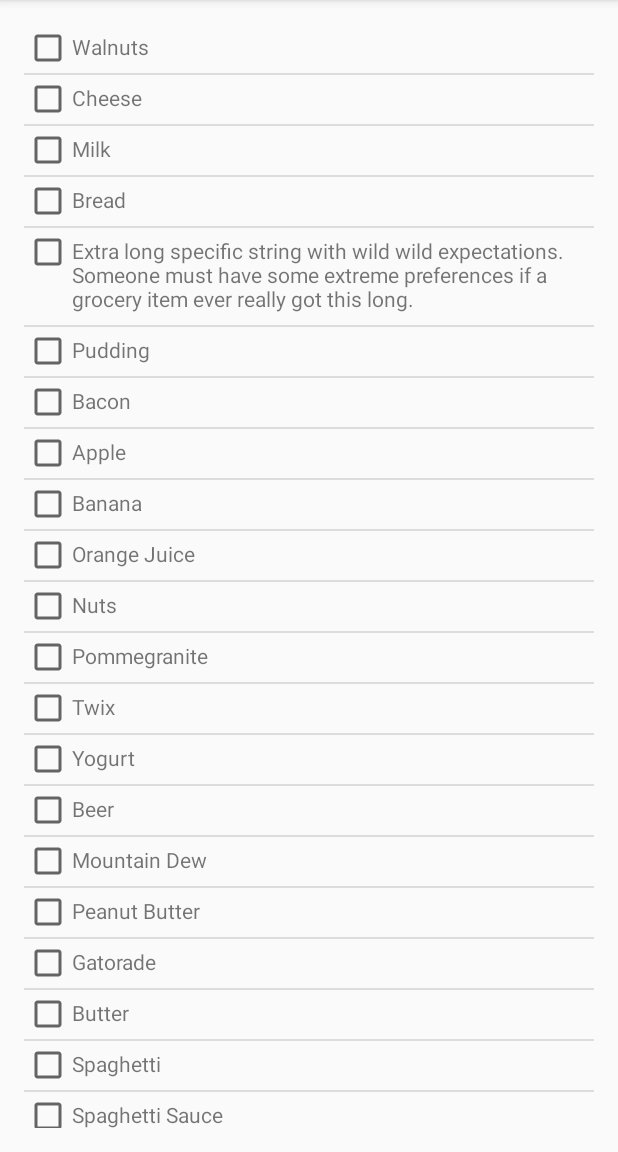
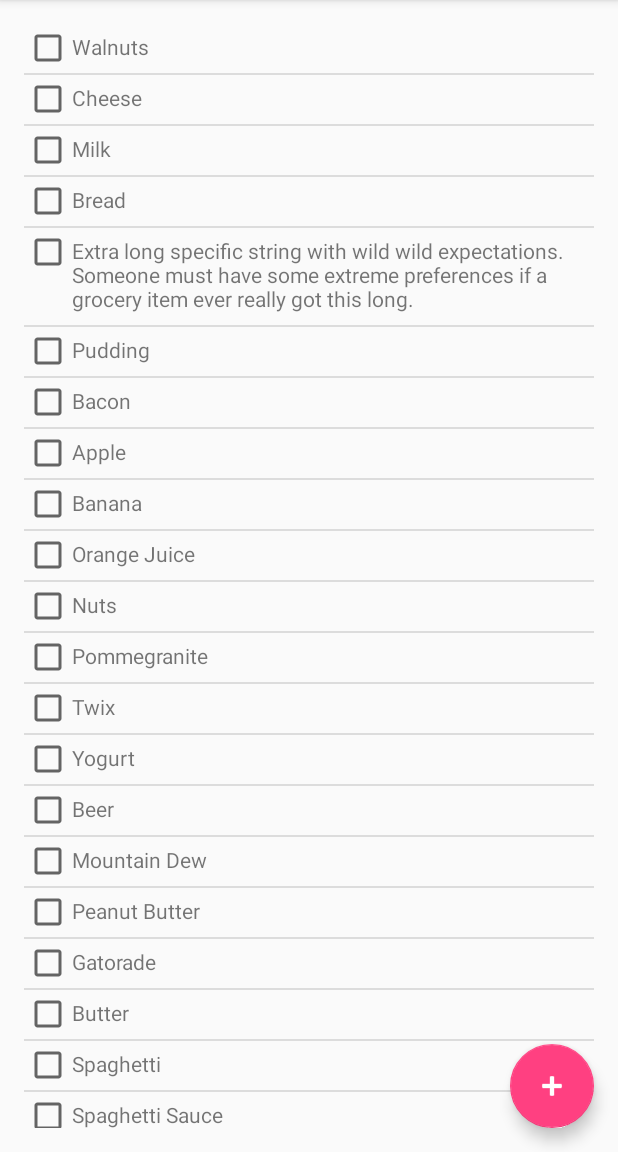
Before and after one commit to geluso/android-instructor-challenge, an Android app: the screen it shows after launch (MainActivity), on a phone screen of 412 x 824 dp, the part 84-1236 px from its top. Run offline under Robolectric (Android 15) with nearby library versions, the phone set to English and light mode, and no system bars.

Commit message:
adding create new item button

```diff
--- a/AndroidInstructorChallenge/app/build.gradle
+++ b/AndroidInstructorChallenge/app/build.gradle
@@ -24,4 +24,5 @@ dependencies {
     testCompile 'junit:junit:4.12'
     compile 'com.android.support:appcompat-v7:23.1.1'
     compile 'com.google.android.gms:play-services-appindexing:8.1.0'
+    compile 'com.android.support:design:23.1.1'
 }
--- a/AndroidInstructorChallenge/app/src/main/AndroidManifest.xml
+++ b/AndroidInstructorChallenge/app/src/main/AndroidManifest.xml
@@ -23,7 +23,7 @@
             android:name="com.google.android.gms.version"
             android:value="@integer/google_play_services_version" />
 
-        <activity android:name=".EditActivity"></activity>
+        <activity android:name=".EditActivity" />
     </application>
 
 </manifest>
--- a/AndroidInstructorChallenge/app/src/main/java/org/mooncolony/moonmayor/androidinstructorchallenge/MainActivity.java
+++ b/AndroidInstructorChallenge/app/src/main/java/org/mooncolony/moonmayor/androidinstructorchallenge/MainActivity.java
@@ -1,8 +1,11 @@
 package org.mooncolony.moonmayor.androidinstructorchallenge;
 
+import android.content.Intent;
 import android.content.res.Resources;
 import android.os.Bundle;
+import android.support.design.widget.FloatingActionButton;
 import android.support.v7.app.AppCompatActivity;
+import android.view.View;
 import android.widget.ListAdapter;
 import android.widget.ListView;
 
@@ -36,6 +39,19 @@ public class MainActivity extends AppCompatActivity {
 
         ListView listView = (ListView) findViewById(R.id.grocery_list);
         listView.setAdapter(new GroceryAdapter(MainActivity.this, groceryList));
+
+        FloatingActionButton fab = (FloatingActionButton) findViewById(R.id.fab);
+        fab.setOnClickListener(new View.OnClickListener() {
+            @Override
+            public void onClick(View view) {
+                Intent intent = new Intent(MainActivity.this, EditActivity.class);
+                intent.putExtra("isChecked", false);
+                intent.putExtra("name", "");
+                intent.putExtra("description", "");
+
+                startActivity(intent);
+            }
+        });
     }
 
 }
--- a/AndroidInstructorChallenge/app/src/main/res/layout/activity_main.xml
+++ b/AndroidInstructorChallenge/app/src/main/res/layout/activity_main.xml
@@ -1,15 +1,21 @@
 <?xml version="1.0" encoding="utf-8"?>
-<RelativeLayout xmlns:android="http://schemas.android.com/apk/res/android"
+<android.support.design.widget.CoordinatorLayout xmlns:android="http://schemas.android.com/apk/res/android"
+    xmlns:app="http://schemas.android.com/apk/res-auto"
     xmlns:tools="http://schemas.android.com/tools"
     android:layout_width="match_parent"
     android:layout_height="match_parent"
-    android:paddingBottom="@dimen/activity_vertical_margin"
-    android:paddingLeft="@dimen/activity_horizontal_margin"
-    android:paddingRight="@dimen/activity_horizontal_margin"
-    android:paddingTop="@dimen/activity_vertical_margin"
-    tools:context="org.mooncolony.moonmayor.androidinstructorchallenge.MainActivity">
+    android:fitsSystemWindows="true"
+    tools:context="org.mooncolony.moonmayor.androidinstructorchallenge.Main2Activity">
 
-    <ListView android:id="@+id/grocery_list"
-        android:layout_width="match_parent"
-        android:layout_height="match_parent"></ListView>
-</RelativeLayout>
+    <include layout="@layout/content_main" />
+
+    <android.support.design.widget.FloatingActionButton
+        android:id="@+id/fab"
+        android:layout_width="wrap_content"
+        android:layout_height="wrap_content"
+        android:layout_gravity="bottom|end"
+        android:layout_margin="@dimen/fab_margin"
+        android:tint="@android:color/white"
+        android:src="@android:drawable/ic_input_add" />
+
+</android.support.design.widget.CoordinatorLayout>
--- /dev/null
+++ b/AndroidInstructorChallenge/app/src/main/res/layout/content_main.xml
@@ -0,0 +1,15 @@
+<?xml version="1.0" encoding="utf-8"?>
+<RelativeLayout xmlns:android="http://schemas.android.com/apk/res/android"
+    xmlns:tools="http://schemas.android.com/tools"
+    android:layout_width="match_parent"
+    android:layout_height="match_parent"
+    android:paddingBottom="@dimen/activity_vertical_margin"
+    android:paddingLeft="@dimen/activity_horizontal_margin"
+    android:paddingRight="@dimen/activity_horizontal_margin"
+    android:paddingTop="@dimen/activity_vertical_margin"
+    tools:context="org.mooncolony.moonmayor.androidinstructorchallenge.MainActivity">
+
+    <ListView android:id="@+id/grocery_list"
+        android:layout_width="match_parent"
+        android:layout_height="match_parent"></ListView>
+</RelativeLayout>
--- a/AndroidInstructorChallenge/app/src/main/res/values/dimens.xml
+++ b/AndroidInstructorChallenge/app/src/main/res/values/dimens.xml
@@ -2,4 +2,5 @@
     <!-- Default screen margins, per the Android Design guidelines. -->
     <dimen name="activity_horizontal_margin">16dp</dimen>
     <dimen name="activity_vertical_margin">16dp</dimen>
+    <dimen name="fab_margin">16dp</dimen>
 </resources>
--- a/AndroidInstructorChallenge/app/src/main/res/values/strings.xml
+++ b/AndroidInstructorChallenge/app/src/main/res/values/strings.xml
@@ -26,4 +26,5 @@
         <item>Spaghetti</item>
         <item>Spaghetti Sauce</item>
     </string-array>
+    <string name="title_activity_main2">Main2Activity</string>
 </resources>
```
Also changed, not shown: AndroidInstructorChallenge/app/src/main/res/values-v21/styles.xml (added, +9 -0 lines), AndroidInstructorChallenge/app/src/main/res/values/styles.xml (+9 -0 lines).
